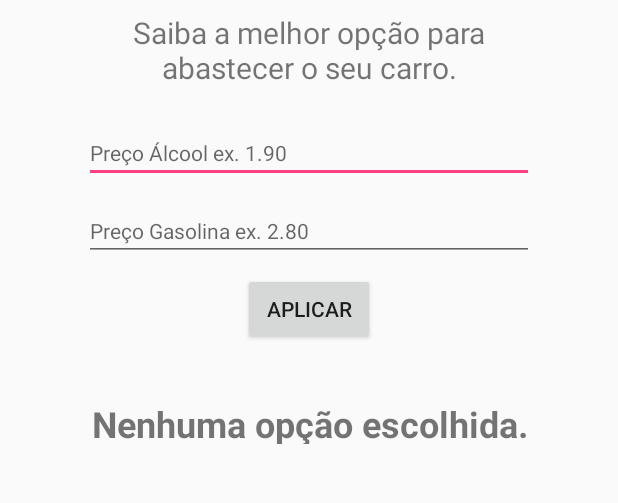
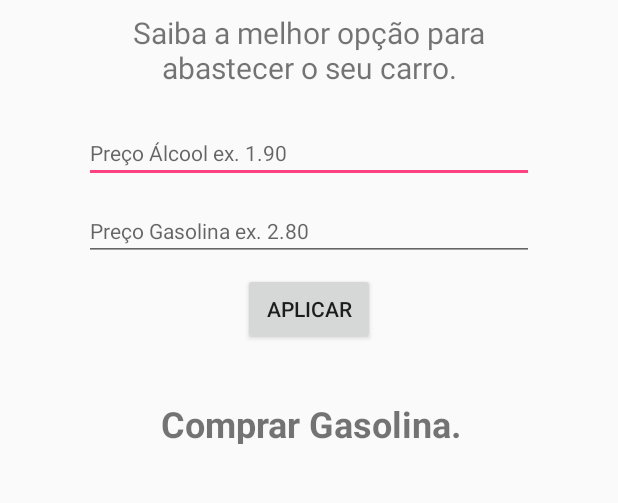
Before and after one commit to cl4pper/android-apps, an Android app: the screen it shows after launch (MainActivity), after a tap on "APLICAR", on a phone screen of 412 x 824 dp, the part 200-703 px from its top. Run offline under Robolectric (Android 15) with nearby library versions, the phone set to English and light mode, and no system bars; 2 statements that could not run were skipped.

Commit message:
Return result.

```diff
--- a/AlcoholOrGas/app/src/main/java/io/clapper/alcoholorgas/MainActivity.kt
+++ b/AlcoholOrGas/app/src/main/java/io/clapper/alcoholorgas/MainActivity.kt
@@ -15,16 +15,27 @@ class MainActivity : AppCompatActivity() {
     }
 
     fun buttonResult( view: View ) {
-        // getter do preco do alcool na(da) view
+        // getter do preco do alcool da view
         // val priceAlcohol = findViewById<View>(R.id.edit_alcohol_price) as EditText OU (usando o plugin)
         val priceAlcohol = edit_alcohol_price
         val textoRecuperadoAlc = priceAlcohol.text.toString()
-        // OU val textoRecuperado = priceAlcohol.text
 
         val priceGas = edit_gas_price
-        val textoRecuperadoGas = priceGas.text
+        val textoRecuperadoGas = priceGas.text.toString()
 
-        Log.i( "RESULTADO", "texto recuperado do Alcool: $textoRecuperadoAlc" )
-        Log.i( "RESULTADO", "texto recuperado da Gasolina: $textoRecuperadoGas" )
+        //Log.i( "RESULTADO", "texto recuperado do Alcool: $textoRecuperadoAlc" )
+
+        calcular( textoRecuperadoGas, textoRecuperadoAlc )
+    }
+
+    fun calcular( priceGas: String, priceAlc: String ) {
+        val valorGas = priceGas.toDouble()
+        val valorAlc = priceAlc.toDouble()
+
+        if ( valorAlc/valorGas >= 0.7 ) {
+            text_result.setText("Comprar Álcool.")
+        } else {
+            text_result.setText("Comprar Gasolina.")
+        }
     }
 }
```
